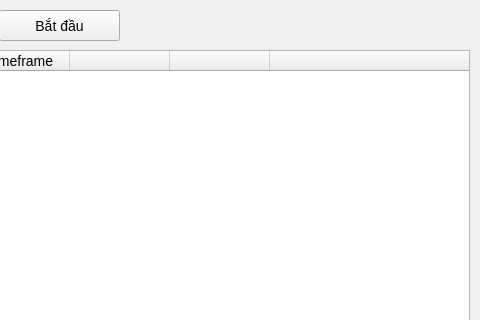
The window that ui/MainWindow.ui (nguyenvantat1182002/rsi-signal-bot) describes before a commit, drawn with Qt 5; both pictures show x 141 to 621 and y 0 to 320 of the 621 by 501 pixel window.
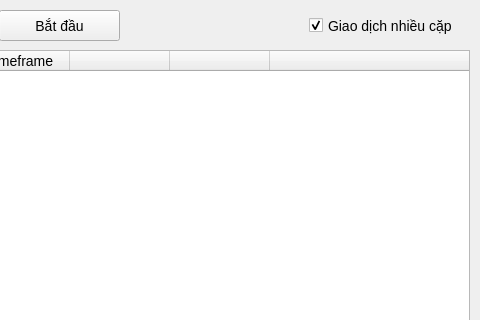
The same window after the commit.

Patch:
```diff
--- a/ui/MainWindow.ui
+++ b/ui/MainWindow.ui
@@ -105,6 +105,25 @@
      <string>Bắt đầu</string>
     </property>
    </widget>
+   <widget class="QCheckBox" name="checkBox">
+    <property name="geometry">
+     <rect>
+      <x>450</x>
+      <y>10</y>
+      <width>161</width>
+      <height>31</height>
+     </rect>
+    </property>
+    <property name="cursor">
+     <cursorShape>PointingHandCursor</cursorShape>
+    </property>
+    <property name="text">
+     <string>Giao dịch nhiều cặp</string>
+    </property>
+    <property name="checked">
+     <bool>true</bool>
+    </property>
+   </widget>
   </widget>
  </widget>
  <resources/>
```
